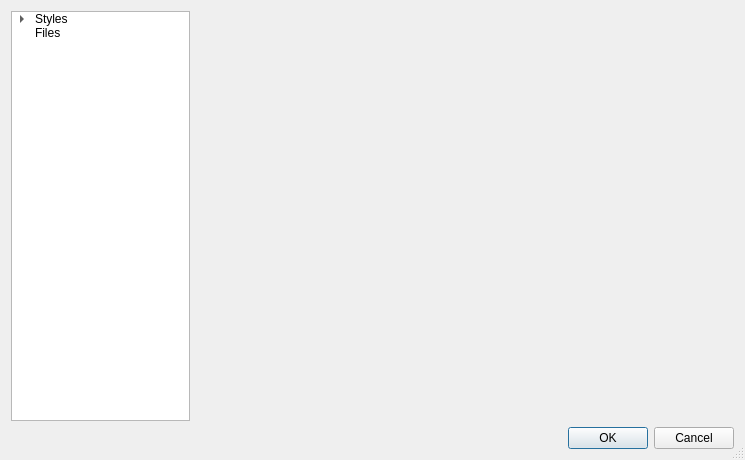
This is ui/settingsdialog.ui in yunnsbz/File-Manager as Qt 5 draws it before an edit. The edited form follows.
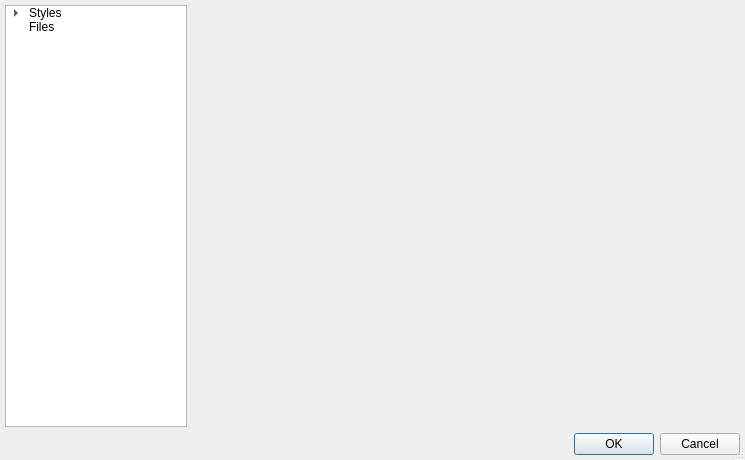
This is the edited form.

Commit message: Settings dialog minor visual update + minor refactoring

The edit to the form file:
```diff
--- a/ui/settingsdialog.ui
+++ b/ui/settingsdialog.ui
@@ -20,6 +20,18 @@
    <bool>true</bool>
   </property>
   <layout class="QVBoxLayout" name="verticalLayout" stretch="0,0">
+   <property name="leftMargin">
+    <number>5</number>
+   </property>
+   <property name="topMargin">
+    <number>5</number>
+   </property>
+   <property name="rightMargin">
+    <number>5</number>
+   </property>
+   <property name="bottomMargin">
+    <number>5</number>
+   </property>
    <item>
     <widget class="QWidget" name="widget" native="true">
      <layout class="QHBoxLayout" name="horizontalLayout" stretch="1,3">
```
Left out of the diff: 9 changed lines with no effect on the pictures. The commit also changes 2 other files.
